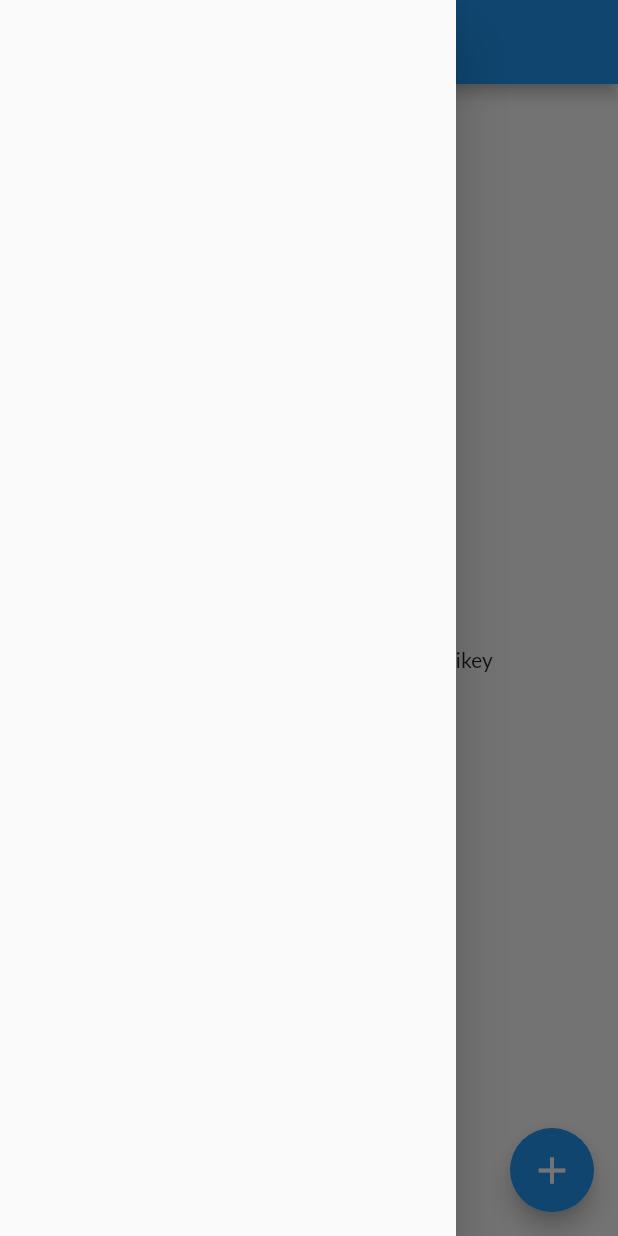
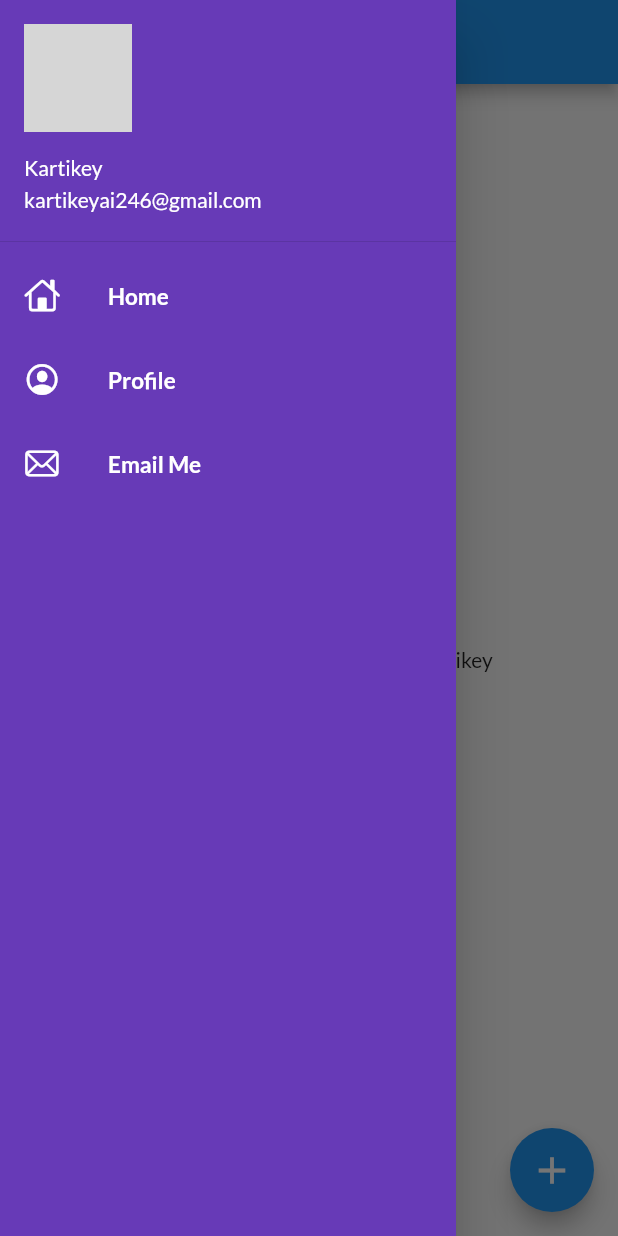
Before and after one commit to Antrimo/30DaysOfFlutter, a Flutter app: the Homepage screen opened by its route, with the side drawer open, on a phone screen of 412 x 824 dp. Run offline on Flutter 3.47's test engine with Material 2 defaults, Android fonts, the phone set to English and light mode, and no system bars; our stand-ins replace google_fonts; network calls fail; grey boxes are pictures that could not be loaded.

Commit message:
day17 drawer and devTools

```diff
--- a/lib/pages/homepage.dart
+++ b/lib/pages/homepage.dart
@@ -1,3 +1,4 @@
+import 'package:app/widgets/drawer.dart';
 import 'package:flutter/material.dart';
 
 class Homepage extends StatelessWidget {
@@ -13,7 +14,7 @@ class Homepage extends StatelessWidget {
       body: Center(
         child: Text('Welcome to Day $days of Flutter by $name1'),
       ),
-      drawer: const Drawer(),
+      drawer: const MyDrawer(),
       floatingActionButton: FloatingActionButton(
         onPressed: () {},
         child: const Icon(
--- /dev/null
+++ b/lib/widgets/drawer.dart
@@ -0,0 +1,64 @@
+import 'package:flutter/cupertino.dart';
+import 'package:flutter/material.dart';
+
+class MyDrawer extends StatelessWidget {
+  const MyDrawer({super.key});
+
+  @override
+  Widget build(BuildContext context) {
+    const imageurl =
+        "https://media.licdn.com/dms/image/D4D03AQEMskZKBNEKGw/profile-displayphoto-shrink_800_800/0/1681035475985?e=1706745600&v=beta&t=t0Z0w4UwqQ6s8cdrGAhXnqNXHZvkNfsUtxmOpY9plDA";
+    return Drawer(
+      child: Container(
+        color: Colors.deepPurple,
+        child: ListView(
+          children: const [
+            DrawerHeader(
+              padding: EdgeInsets.zero,
+              child: UserAccountsDrawerHeader(
+                decoration: BoxDecoration(color: Colors.deepPurple),
+                margin: EdgeInsets.zero,
+                accountName: Text("Kartikey"),
+                accountEmail: Text("kartikeyai246@gmail.com"),
+                currentAccountPicture: CircleAvatar(
+                  backgroundImage: NetworkImage(imageurl),
+                ),
+              ),
+            ),
+            ListTile(
+              leading: Icon(CupertinoIcons.home, color: Colors.white),
+              title: Text(
+                "Home",
+                style: TextStyle(
+                    fontWeight: FontWeight.bold,
+                    fontSize: 15,
+                    color: Colors.white),
+              ),
+            ),
+            ListTile(
+              leading:
+                  Icon(CupertinoIcons.profile_circled, color: Colors.white),
+              title: Text(
+                "Profile",
+                style: TextStyle(
+                    fontWeight: FontWeight.bold,
+                    fontSize: 15,
+                    color: Colors.white),
+              ),
+            ),
+            ListTile(
+              leading: Icon(CupertinoIcons.mail, color: Colors.white),
+              title: Text(
+                "Email Me",
+                style: TextStyle(
+                    fontWeight: FontWeight.bold,
+                    fontSize: 15,
+                    color: Colors.white),
+              ),
+            )
+          ],
+        ),
+      ),
+    );
+  }
+}
```
